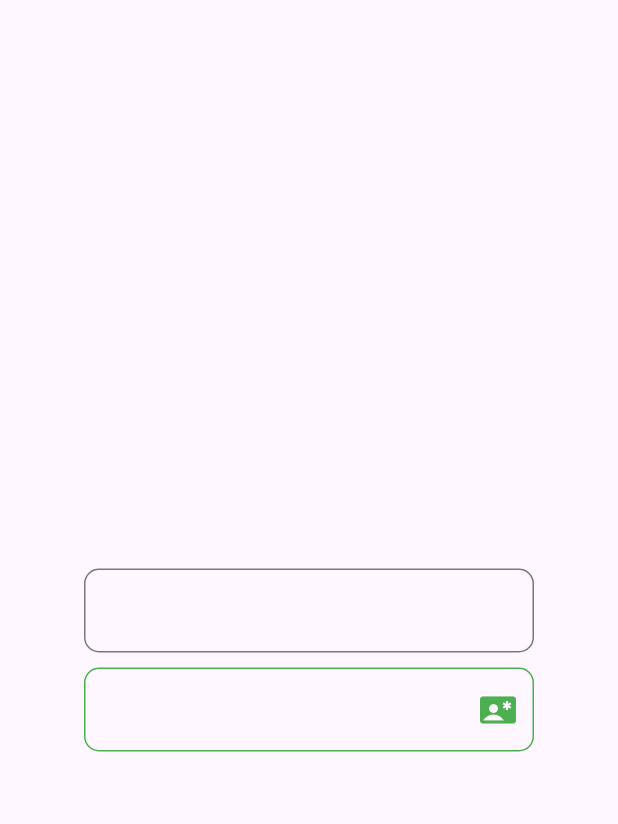
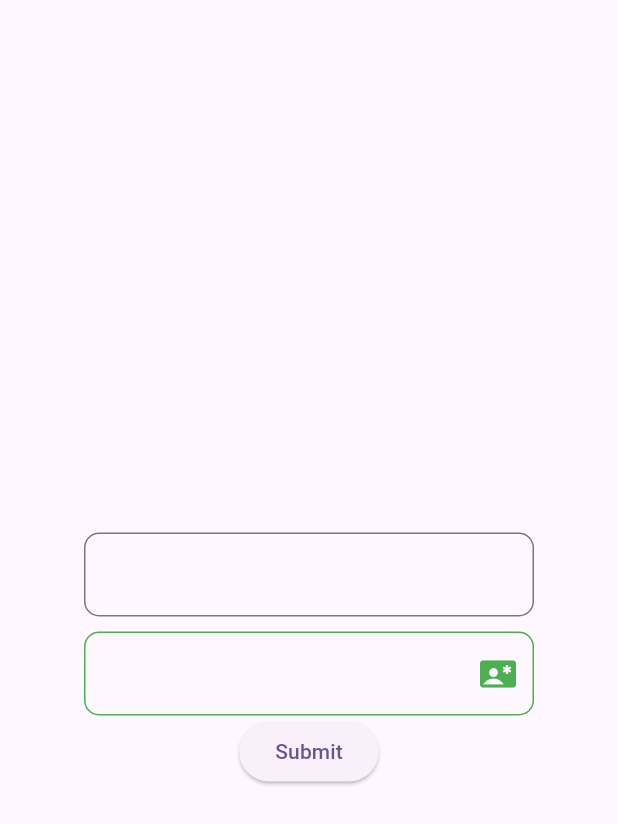
Before and after one commit to sup0808/Flutter_firstapp, a Flutter app: the screen it shows after launch, on a phone screen of 412 x 824 dp. Shown: the top 824 px of the screen. Run offline on Flutter 3.47's test engine with Material 3 defaults, Android fonts, the phone set to English and light mode, and no system bars.

Commit message:
Get input from textField and submit form for Login

```diff
--- a/lib/main.dart
+++ b/lib/main.dart
@@ -46,6 +46,9 @@ class MyHomePage extends StatefulWidget {
 }
 
 class _MyCustomFontFont extends State<MyHomePage>{
+  var userName  = TextEditingController();
+  var email = TextEditingController();
+
   @override
   Widget build(BuildContext context) {
     return Scaffold(
@@ -60,6 +63,7 @@ class _MyCustomFontFont extends State<MyHomePage>{
             mainAxisAlignment: MainAxisAlignment.center,
             children: [
               TextField(
+                controller:userName ,
                 decoration: InputDecoration(
                     border: OutlineInputBorder(
                         borderRadius: BorderRadius.circular(10),
@@ -74,6 +78,7 @@ class _MyCustomFontFont extends State<MyHomePage>{
                 height: 10,
               ),
               TextField(
+                controller: email,
                 decoration: InputDecoration(
                     focusedBorder: OutlineInputBorder(
                         borderRadius: BorderRadius.circular(10),
@@ -101,6 +106,13 @@ class _MyCustomFontFont extends State<MyHomePage>{
                 //  suffixIcon: IconButton(icon: Icons.e_mobiledata,onPressed: (){},)
                 ),
               ),
+              ElevatedButton(onPressed: (){
+                String nameTxt =  userName.text.toString();
+                print("UserName :: $nameTxt");
+
+                String emailTxt =  email.text.toString();
+                print("Email :: $emailTxt");
+              }, child: Text("Submit"))
             ],
 
           ),
```
